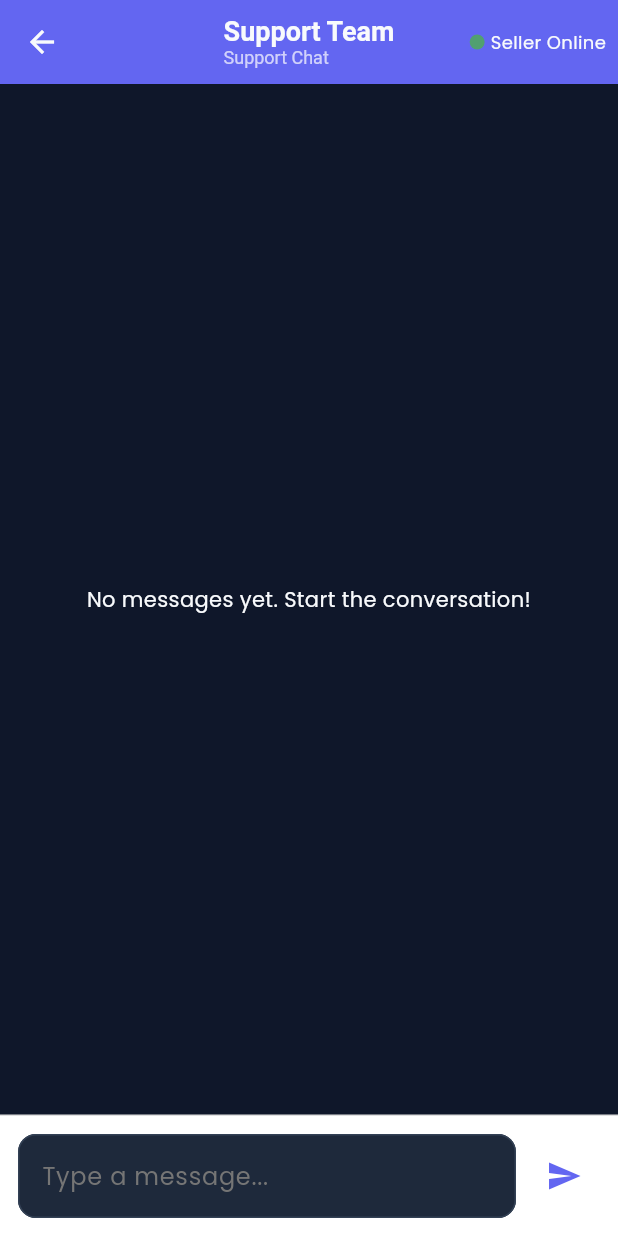
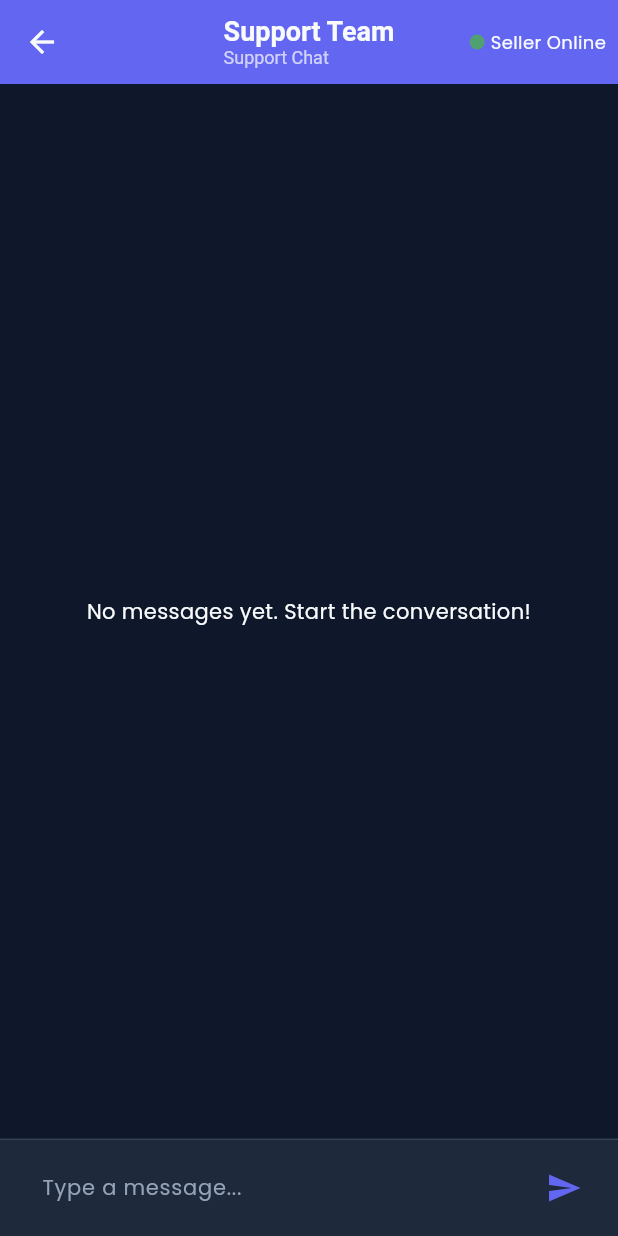
Before and after one commit to vinhsenpai/PRM393_Study, a Flutter app: the ChatScreen screen opened directly, on a phone screen of 412 x 824 dp. Run offline on Flutter 3.47's test engine with Material 3 defaults, Android fonts, the phone set to English and light mode, and no system bars; our stand-ins replace cached_network_image, carousel_slider, cloud_firestore, firebase_auth, firebase_core, firebase_messaging and 9 more; accounts and stored records are empty; network calls fail.

Commit message:
fix UI & text

```diff
--- a/flutter_application_1/lib/screens/chat_screen.dart
+++ b/flutter_application_1/lib/screens/chat_screen.dart
@@ -176,27 +176,32 @@ class _ChatScreenState extends State<ChatScreen> {
 
   Widget _buildMessageInput() {
     return Container(
-      padding: const EdgeInsets.all(12),
-      decoration: BoxDecoration(
-        color: Colors.white,
+      padding: const EdgeInsets.symmetric(horizontal: 12, vertical: 8),
+      decoration: const BoxDecoration(
+        color: AppTheme.surfaceColor,
         border: Border(
           top: BorderSide(
-            color: Colors.grey[300]!,
+            color: AppTheme.borderColor,
             width: 1,
           ),
         ),
       ),
+      child: SafeArea(
         child: Row(
           children: [
             Expanded(
               child: TextField(
                 controller: _messageController,
-              style: const TextStyle(color: Colors.black87),
+                style: const TextStyle(color: AppTheme.textPrimary, fontSize: 14),
                 cursorColor: AppTheme.primaryColor,
-              decoration: InputDecoration(
+                decoration: const InputDecoration(
                   hintText: 'Type a message...',
-                hintStyle: TextStyle(color: Colors.grey.shade600),
+                  hintStyle: TextStyle(color: AppTheme.textSecondary, fontSize: 14),
                   border: InputBorder.none,
+                  enabledBorder: InputBorder.none,
+                  focusedBorder: InputBorder.none,
+                  fillColor: Colors.transparent,
+                  contentPadding: EdgeInsets.symmetric(horizontal: 12, vertical: 8),
                 ),
                 onSubmitted: (value) => _sendMessage(),
               ),
@@ -207,6 +212,7 @@ class _ChatScreenState extends State<ChatScreen> {
               onPressed: _sendMessage,
             ),
           ],
+        ),
       ),
     );
   }
--- a/flutter_application_1/lib/screens/login_screen.dart
+++ b/flutter_application_1/lib/screens/login_screen.dart
@@ -2,6 +2,7 @@ import 'package:flutter/material.dart';
 import 'package:provider/provider.dart';
 
 import '../providers/auth_provider.dart';
+import '../utils/error_utils.dart';
 import 'forgot_password_screen.dart';
 import 'register_screen.dart';
 
@@ -140,7 +141,7 @@ class _LoginScreenState extends State<LoginScreen> {
     } catch (e) {
       if (!mounted) return;
       ScaffoldMessenger.of(context).showSnackBar(
-        SnackBar(content: Text(e.toString())),
+        SnackBar(content: Text(AuthErrorUtils.parseAuthErrorMessage(e))),
       );
     } finally {
       if (mounted) setState(() => _isLoading = false);
@@ -160,7 +161,7 @@ class _LoginScreenState extends State<LoginScreen> {
     } catch (e) {
       if (!mounted) return;
       ScaffoldMessenger.of(context).showSnackBar(
-        SnackBar(content: Text(e.toString())),
+        SnackBar(content: Text(AuthErrorUtils.parseAuthErrorMessage(e))),
       );
     } finally {
       if (mounted) setState(() => _isGoogleLoading = false);
--- a/flutter_application_1/lib/screens/register_screen.dart
+++ b/flutter_application_1/lib/screens/register_screen.dart
@@ -2,6 +2,7 @@ import 'package:flutter/material.dart';
 import 'package:provider/provider.dart';
 import '../providers/auth_provider.dart';
 import '../models/user.dart';
+import '../utils/error_utils.dart';
 
 class RegisterScreen extends StatefulWidget {
   const RegisterScreen({super.key});
@@ -205,7 +206,7 @@ class _RegisterScreenState extends State<RegisterScreen> {
         setState(() => _isLoading = false);
         ScaffoldMessenger.of(
           context,
-        ).showSnackBar(SnackBar(content: Text(e.toString())));
+        ).showSnackBar(SnackBar(content: Text(AuthErrorUtils.parseAuthErrorMessage(e))));
       }
     } finally {
       if (mounted) {
--- a/flutter_application_1/lib/services/auth_service.dart
+++ b/flutter_application_1/lib/services/auth_service.dart
@@ -1,3 +1,4 @@
+import 'package:flutter/foundation.dart';
 import 'package:cloud_firestore/cloud_firestore.dart';
 
 import 'package:firebase_auth/firebase_auth.dart';
@@ -7,13 +8,19 @@ import 'package:google_sign_in/google_sign_in.dart';
 /// Firebase + Google Sign-In wrapper.
 ///
 class AuthService {
+  static const String _webClientId =
+      '1001498532666-b79j2eojnjgohbqvcdg7tp80ucfomfu9.apps.googleusercontent.com';
+
   AuthService({
     FirebaseAuth? firebaseAuth,
     FirebaseFirestore? firestore,
     GoogleSignIn? googleSignIn,
   })  : _auth = firebaseAuth ?? FirebaseAuth.instance,
         _firestore = firestore ?? FirebaseFirestore.instance,
-        _googleSignIn = googleSignIn ?? GoogleSignIn();
+        _googleSignIn = googleSignIn ??
+            GoogleSignIn(
+              clientId: kIsWeb ? _webClientId : null,
+            );
 
   final FirebaseAuth _auth;
   final FirebaseFirestore _firestore;
```
Also changed, not shown: flutter_application_1/lib/screens/admin_chat_screen.dart (+18 -14 lines), flutter_application_1/lib/utils/error_utils.dart (added, +40 -0 lines), 1 other file. Lines whose indentation alone changed are shown as unchanged.
